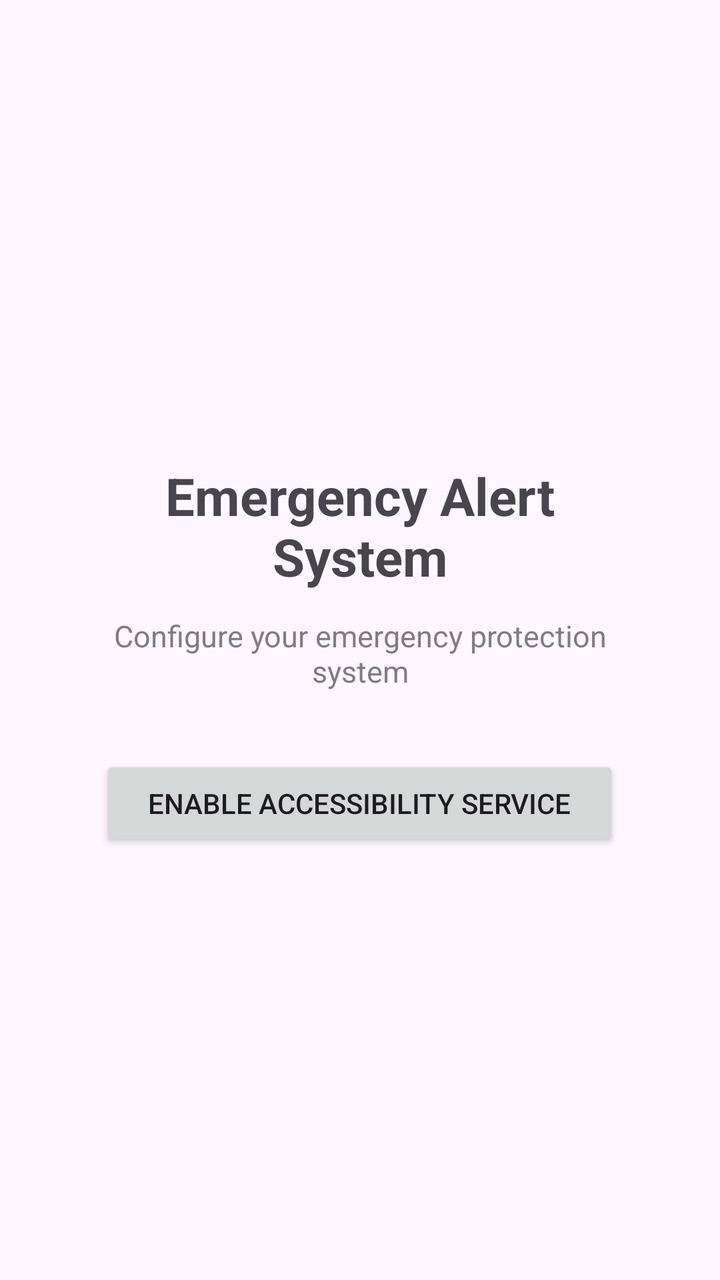
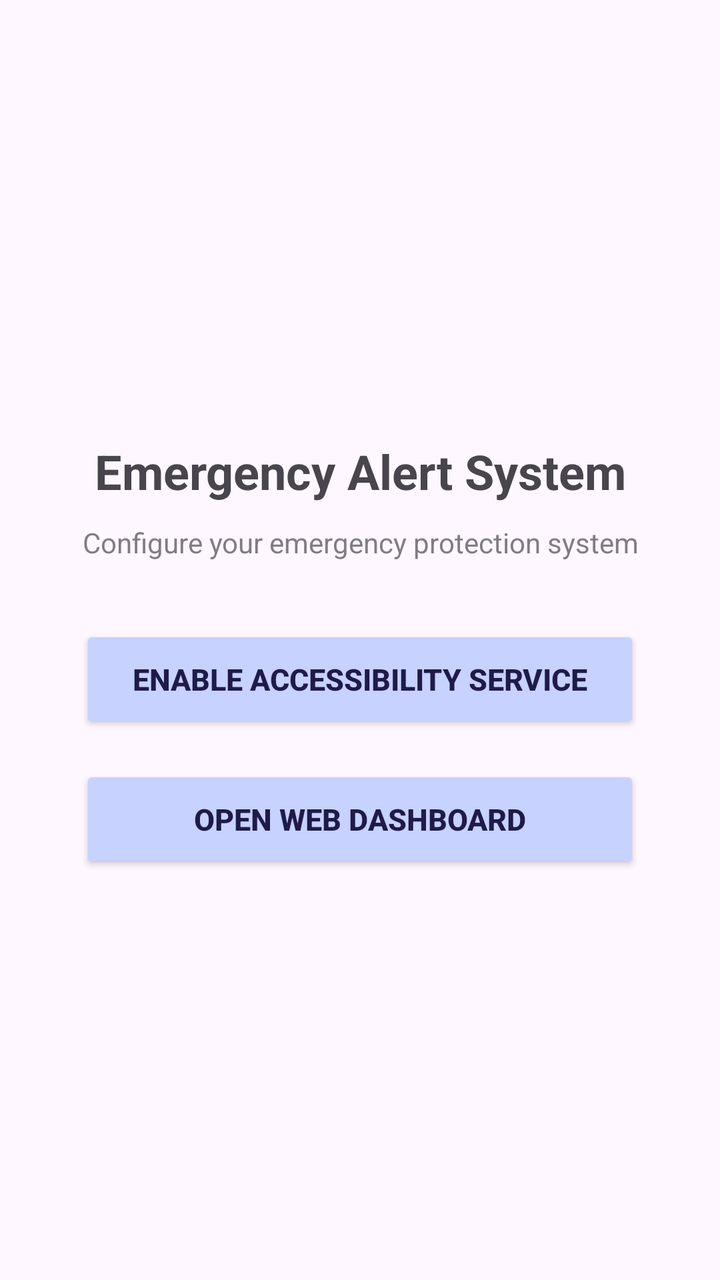

Screens rendered from an Android XML layout before and after an edit, with the pre-edit source and the edit as a unified diff.
<!-- AndroidManifest.xml: application theme Theme.TestApplication -->
<!-- res/layout/activity_main.xml -->
<?xml version="1.0" encoding="utf-8"?>
<androidx.constraintlayout.widget.ConstraintLayout
    xmlns:android="http://schemas.android.com/apk/res/android"
    xmlns:app="http://schemas.android.com/apk/res-auto"
    xmlns:tools="http://schemas.android.com/tools"
    android:layout_width="match_parent"
    android:layout_height="match_parent"
    android:paddingStart="24dp"
    android:paddingEnd="24dp"
    android:paddingTop="48dp"
    android:paddingBottom="32dp"
    tools:context=".MainActivity">

    <LinearLayout
        android:id="@+id/contentContainer"
        android:layout_width="match_parent"
        android:layout_height="wrap_content"
        android:orientation="vertical"
        android:gravity="center_horizontal"
        android:padding="24dp"
        app:layout_constraintBottom_toBottomOf="parent"
        app:layout_constraintEnd_toEndOf="parent"
        app:layout_constraintStart_toStartOf="parent"
        app:layout_constraintTop_toTopOf="parent">

        <TextView
            android:id="@+id/titleText"
            android:layout_width="wrap_content"
            android:layout_height="wrap_content"
            android:text="Emergency Alert System"
            android:textSize="26sp"
            android:textStyle="bold"
            android:gravity="center"
            android:textAlignment="center" />

        <TextView
            android:id="@+id/subtitleText"
            android:layout_width="match_parent"
            android:layout_height="wrap_content"
            android:layout_marginTop="12dp"
            android:text="Configure your emergency protection system"
            android:textSize="15sp"
            android:gravity="center"
            android:textAlignment="center"
            android:alpha="0.7" />

        <Button
            android:id="@+id/btnAccessibility"
            android:layout_width="wrap_content"
            android:layout_height="wrap_content"
            android:layout_marginTop="32dp"
            android:minHeight="48dp"
            android:paddingStart="24dp"
            android:paddingEnd="24dp"
            android:text="Enable Accessibility Service" />

    </LinearLayout>

</androidx.constraintlayout.widget.ConstraintLayout>
<!-- resources referenced by this layout -->
<resources>
  <style name="Theme.TestApplication" parent="Base.Theme.TestApplication" />
  <style name="Base.Theme.TestApplication" parent="Theme.Material3.DayNight.NoActionBar">
          
          
      </style>
</resources>

<!-- the commit's change to res/layout/activity_main.xml (unified diff, before → after) -->
@@ -13,11 +13,11 @@
 
     <LinearLayout
         android:id="@+id/contentContainer"
-        android:layout_width="match_parent"
+        android:layout_width="0dp"
         android:layout_height="wrap_content"
         android:orientation="vertical"
         android:gravity="center_horizontal"
-        android:padding="24dp"
+        android:padding="16dp"
         app:layout_constraintBottom_toBottomOf="parent"
         app:layout_constraintEnd_toEndOf="parent"
         app:layout_constraintStart_toStartOf="parent"
@@ -28,7 +28,7 @@
             android:layout_width="wrap_content"
             android:layout_height="wrap_content"
             android:text="Emergency Alert System"
-            android:textSize="26sp"
+            android:textSize="24sp"
             android:textStyle="bold"
             android:gravity="center"
             android:textAlignment="center" />
@@ -37,22 +37,36 @@
             android:id="@+id/subtitleText"
             android:layout_width="match_parent"
             android:layout_height="wrap_content"
-            android:layout_marginTop="12dp"
+            android:layout_marginTop="10dp"
             android:text="Configure your emergency protection system"
-            android:textSize="15sp"
+            android:textSize="14sp"
             android:gravity="center"
             android:textAlignment="center"
             android:alpha="0.7" />
 
         <Button
             android:id="@+id/btnAccessibility"
-            android:layout_width="wrap_content"
-            android:layout_height="wrap_content"
+            android:layout_width="match_parent"
+            android:layout_height="54dp"
             android:layout_marginTop="32dp"
-            android:minHeight="48dp"
-            android:paddingStart="24dp"
-            android:paddingEnd="24dp"
-            android:text="Enable Accessibility Service" />
+            android:text="Enable Accessibility Service"
+            android:textColor="#1E1B4B"
+            android:textSize="15sp"
+            android:textStyle="bold"
+            android:backgroundTint="#C7D2FE"
+            app:cornerRadius="27dp" />
+
+        <Button
+            android:id="@+id/btnOpenDashboard"
+            android:layout_width="match_parent"
+            android:layout_height="54dp"
+            android:layout_marginTop="16dp"
+            android:text="Open Web Dashboard"
+            android:textColor="#1E1B4B"
+            android:textSize="15sp"
+            android:textStyle="bold"
+            android:backgroundTint="#C7D2FE"
+            app:cornerRadius="27dp" />
 
     </LinearLayout>
 
